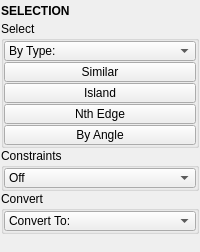
The window that tentacle/ui/selection.ui (m3trik/tentacle) describes before a commit, drawn with Qt 5.
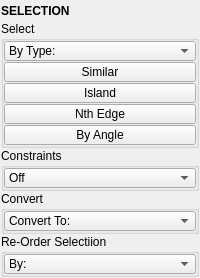
The same window after the commit. Custom widgets are drawn as their Qt base class.

The edit to the form file:
```diff
--- a/tentacle/ui/selection.ui
+++ b/tentacle/ui/selection.ui
@@ -10,7 +10,7 @@
     <x>0</x>
     <y>0</y>
     <width>200</width>
-    <height>252</height>
+    <height>278</height>
    </rect>
   </property>
   <property name="tabShape">
@@ -372,6 +372,66 @@
         </layout>
        </widget>
       </item>
+      <item>
+       <widget class="QGroupBox" name="groupBox_7">
+        <property name="title">
+         <string>Re-Order Selectiion</string>
+        </property>
+        <layout class="QVBoxLayout" name="verticalLayout_8">
+         <property name="spacing">
+          <number>1</number>
+         </property>
+         <property name="leftMargin">
+          <number>0</number>
+         </property>
+         <property name="topMargin">
+          <number>0</number>
+         </property>
+         <property name="rightMargin">
+          <number>0</number>
+         </property>
+         <property name="bottomMargin">
+          <number>0</number>
+         </property>
+         <item>
+          <widget class="ComboBox" name="cmb001">
+           <property name="minimumSize">
+            <size>
+             <width>0</width>
+             <height>20</height>
+            </size>
+           </property>
+           <property name="maximumSize">
+            <size>
+             <width>16777215</width>
+             <height>20</height>
+            </size>
+           </property>
+           <property name="toolTip">
+            <string>Re-Order the current selection.</string>
+           </property>
+           <property name="maxVisibleItems">
+            <number>30</number>
+           </property>
+           <property name="maxCount">
+            <number>100</number>
+           </property>
+           <property name="sizeAdjustPolicy">
+            <enum>QComboBox::AdjustToContents</enum>
+           </property>
+           <property name="frame">
+            <bool>true</bool>
+           </property>
+           <item>
+            <property name="text">
+             <string>By:</string>
+            </property>
+           </item>
+          </widget>
+         </item>
+        </layout>
+       </widget>
+      </item>
       <item>
        <spacer name="verticalSpacer">
         <property name="orientation">
```
